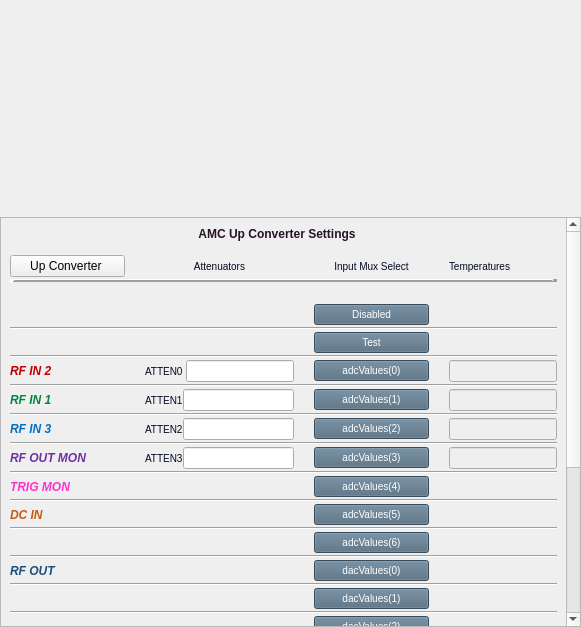
Before: the Qt Designer form individuals/upconverter_mux_select.ui in cristinasewell/ATCA_PyDM_Screens, drawn with Qt 5.
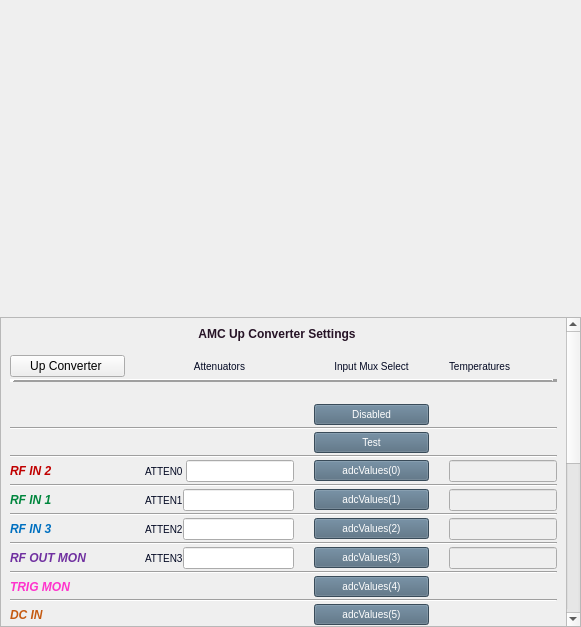
After: the same form once the commit is applied. Custom widgets are drawn as their Qt base class.

Commit message: ENH - added widgets to the scope file

Diff of the .ui file:
```diff
--- a/individuals/upconverter_mux_select.ui
+++ b/individuals/upconverter_mux_select.ui
@@ -12,14 +12,14 @@
   </property>
   <property name="sizePolicy">
    <sizepolicy hsizetype="Preferred" vsizetype="Fixed">
-    <horstretch>0</horstretch>
-    <verstretch>0</verstretch>
+    <horstretch>1</horstretch>
+    <verstretch>1</verstretch>
    </sizepolicy>
   </property>
   <property name="minimumSize">
    <size>
     <width>581</width>
-    <height>500</height>
+    <height>600</height>
    </size>
   </property>
   <property name="maximumSize">
@@ -31,7 +31,7 @@
   <property name="windowTitle">
    <string>Form</string>
   </property>
-  <layout class="QGridLayout" name="gridLayout" rowstretch="1,0,0,0" columnstretch="0">
+  <layout class="QGridLayout" name="gridLayout">
    <property name="leftMargin">
     <number>0</number>
    </property>
@@ -44,33 +44,16 @@
    <property name="bottomMargin">
     <number>0</number>
    </property>
-   <property name="spacing">
+   <item row="0" column="0">
+    <layout class="QGridLayout" name="gridLayout_3" rowstretch="1,0">
+     <property name="rightMargin">
     <number>0</number>
    </property>
-   <item row="0" column="0" alignment="Qt::AlignTop">
-    <widget class="PyDMDrawingImage" name="PyDMDrawingImage">
-     <property name="sizePolicy">
-      <sizepolicy hsizetype="Preferred" vsizetype="Preferred">
-       <horstretch>0</horstretch>
-       <verstretch>0</verstretch>
-      </sizepolicy>
-     </property>
-     <property name="toolTip">
-      <string/>
-     </property>
-     <property name="filename" stdset="0">
-      <string>../docs/_static/amc_upconverter.png</string>
-     </property>
-     <property name="aspectRatioMode" stdset="0">
-      <enum>Qt::KeepAspectRatio</enum>
-     </property>
-    </widget>
-   </item>
-   <item row="2" column="0" rowspan="2">
+     <item row="1" column="0">
     <widget class="QScrollArea" name="scrollArea">
      <property name="sizePolicy">
       <sizepolicy hsizetype="Preferred" vsizetype="Preferred">
-       <horstretch>0</horstretch>
+         <horstretch>1</horstretch>
        <verstretch>1</verstretch>
       </sizepolicy>
      </property>
@@ -94,7 +77,7 @@
        <rect>
         <x>0</x>
         <y>0</y>
-        <width>569</width>
+          <width>567</width>
         <height>630</height>
        </rect>
       </property>
@@ -1426,21 +1409,26 @@
      </widget>
     </widget>
    </item>
-   <item row="1" column="0">
-    <spacer name="verticalSpacer">
-     <property name="orientation">
-      <enum>Qt::Vertical</enum>
-     </property>
-     <property name="sizeType">
-      <enum>QSizePolicy::Fixed</enum>
-     </property>
-     <property name="sizeHint" stdset="0">
-      <size>
-       <width>20</width>
-       <height>12</height>
-      </size>
-     </property>
-    </spacer>
+     <item row="0" column="0">
+      <widget class="PyDMDrawingImage" name="PyDMDrawingImage">
+       <property name="sizePolicy">
+        <sizepolicy hsizetype="Preferred" vsizetype="Preferred">
+         <horstretch>1</horstretch>
+         <verstretch>1</verstretch>
+        </sizepolicy>
+       </property>
+       <property name="toolTip">
+        <string/>
+       </property>
+       <property name="filename" stdset="0">
+        <string>../docs/_static/amc_upconverter.png</string>
+       </property>
+       <property name="aspectRatioMode" stdset="0">
+        <enum>Qt::KeepAspectRatio</enum>
+       </property>
+      </widget>
+     </item>
+    </layout>
    </item>
   </layout>
  </widget>
```
Left out of the diff: 1456 changed lines with no effect on the pictures. Lines whose indentation alone changed are shown as unchanged. The commit also changes 7 other files.
